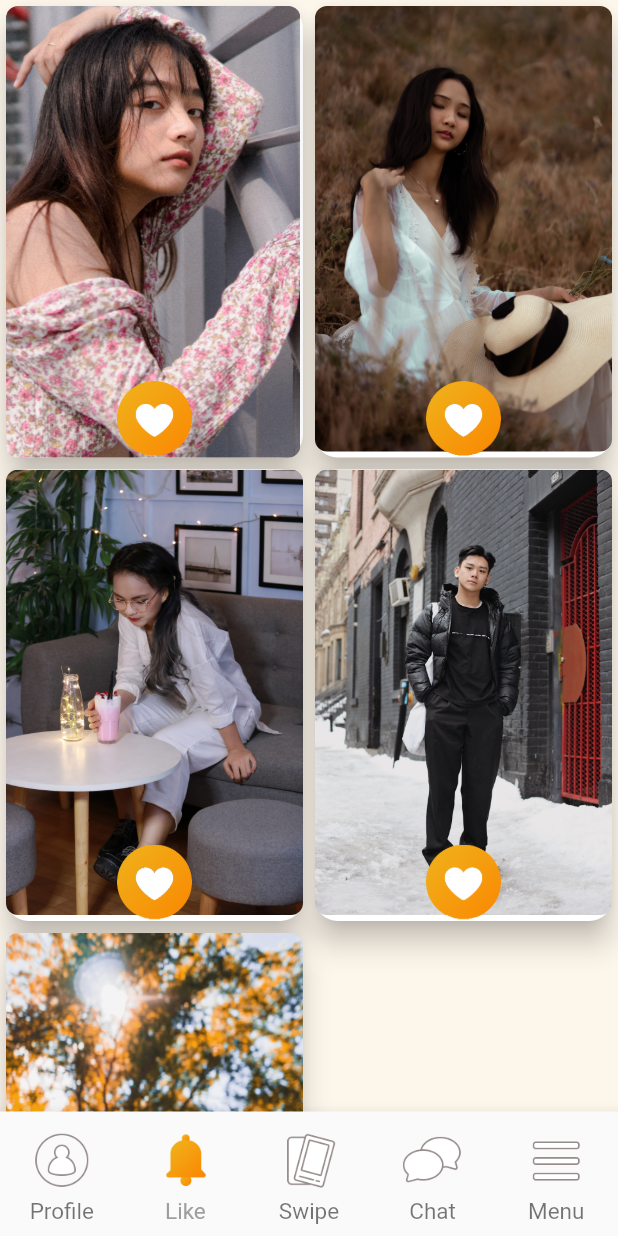
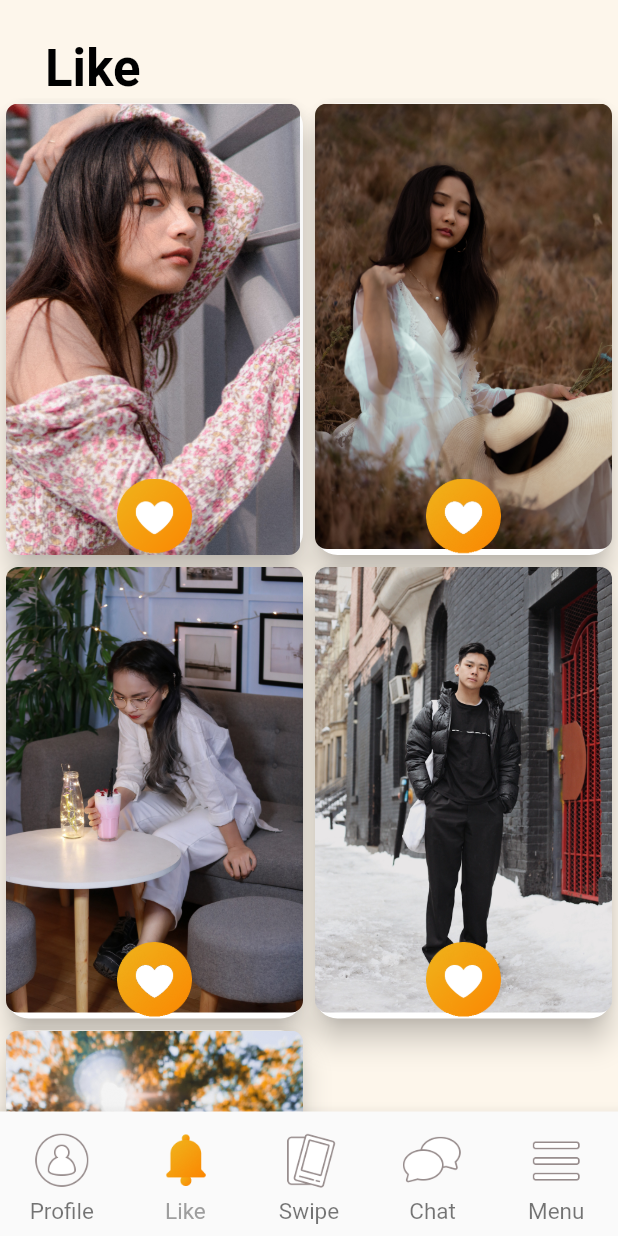
Before and after one commit to PhatDinh/Recontre-App, a Flutter app: the RootScreen screen opened directly, item 2 of the bottom bar chosen, on a phone screen of 412 x 824 dp. Run offline on Flutter 3.47's test engine with Material 2 defaults, Android fonts, the phone set to English and light mode, and no system bars; our stand-ins replace carousel_slider, dotted_border, get, google_fonts, swipe_cards.

Commit message:
Update like_screen.dart

```diff
--- a/lib/screens/like_screen.dart
+++ b/lib/screens/like_screen.dart
@@ -7,7 +7,23 @@ class LikeScreen extends StatelessWidget {
 
   @override
   Widget build(BuildContext context) {
-    return GridView.count(
+    return Column(children: [
+      Padding(
+        padding: const EdgeInsets.only(top: 25, left: 30),
+        child: Align(
+          alignment: Alignment.topLeft,
+          child: Text(
+            "Like",
+            style: TextStyle(
+                fontSize: 34,
+                fontFamily: "Roboto",
+                color: Colors.black,
+                fontWeight: FontWeight.bold),
+          ),
+        ),
+      ),
+      Expanded(
+        child: GridView.count(
           crossAxisCount: 2,
           childAspectRatio: 4 / 6,
           children: [
@@ -36,7 +52,9 @@ class LikeScreen extends StatelessWidget {
               url: "assets/avatar/Male3.jpg",
             ),
           ],
-    );
+        ),
+      ),
+    ]);
   }
 }
 
```
Lines whose indentation alone changed are shown as unchanged.
